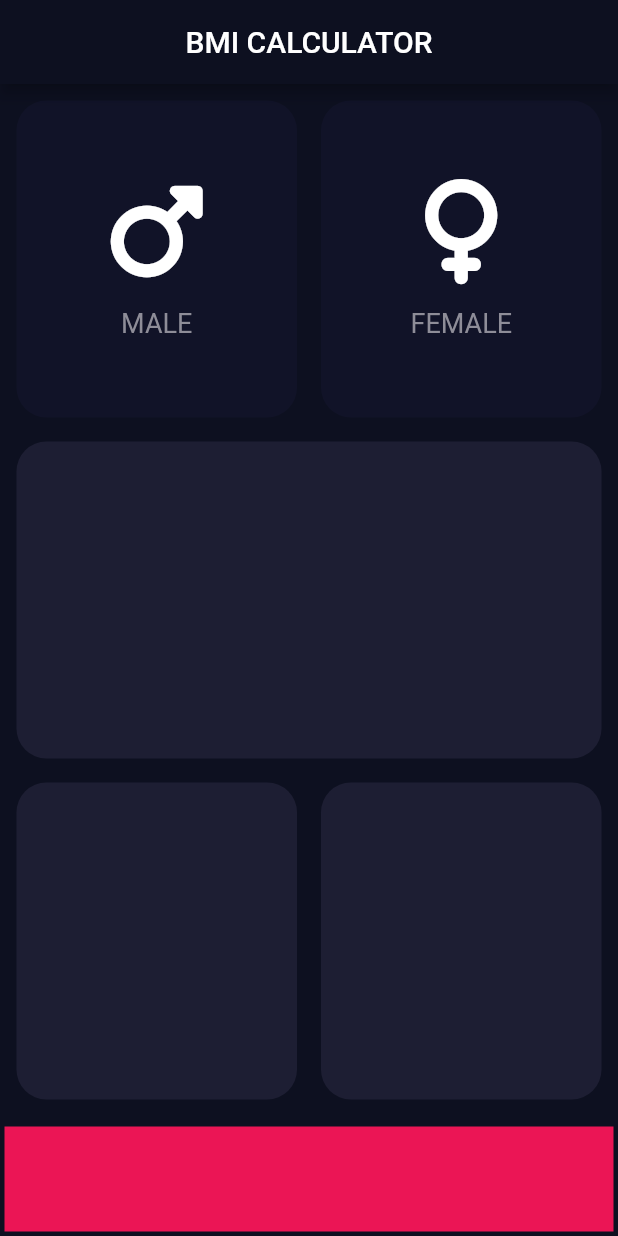
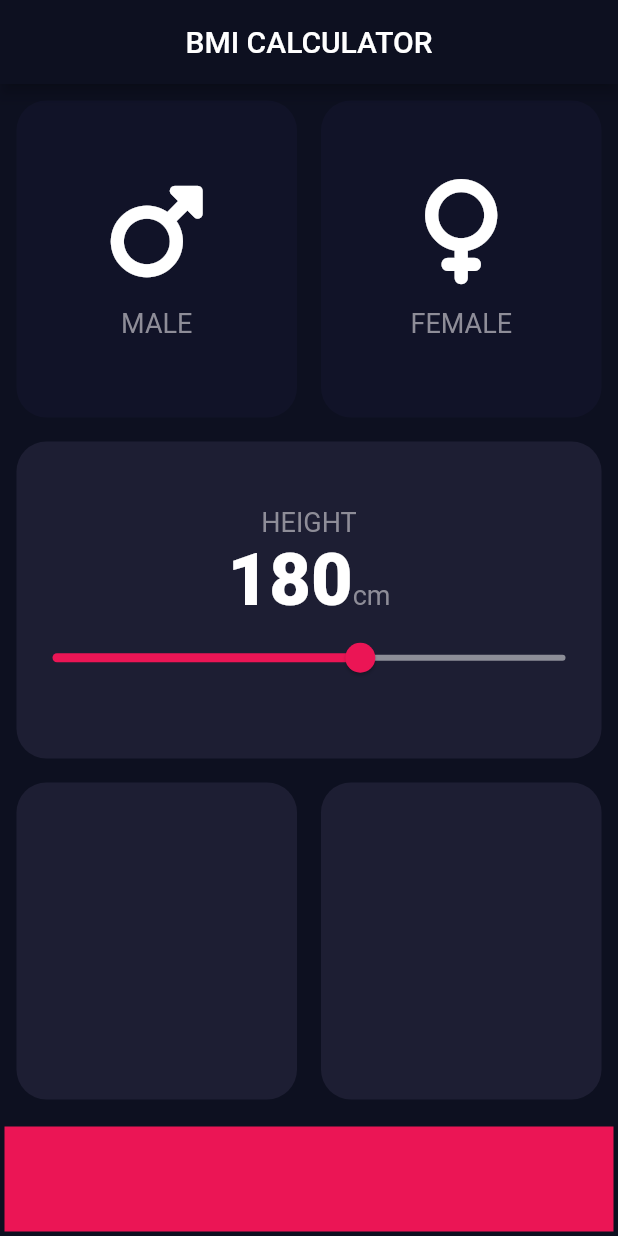
Before and after one commit to Bamidele1234/bmi_calculator, a Flutter app: the screen it shows after launch, on a phone screen of 412 x 824 dp. Run offline on Flutter 3.47's test engine with Material 2 defaults, Android fonts, the phone set to English and light mode, and no system bars; our stand-ins replace font_awesome_flutter.

Commit message:
Added the slider card

```diff
--- a/lib/card_content.dart
+++ b/lib/card_content.dart
@@ -1,10 +1,5 @@
 import 'package:flutter/material.dart';
-
-/// My own customizable textStyle
-const myTextStyle = TextStyle(
-  fontSize: 18.0,
-  color: Color(0XFF8E8D98),
-);
+import 'constants.dart';
 
 class CardContent extends StatelessWidget {
   const CardContent({
@@ -30,7 +25,7 @@ class CardContent extends StatelessWidget {
         ),
         Text(
           gender,
-          style: myTextStyle,
+          style: kmyTextStyle,
         ),
       ],
     );
--- /dev/null
+++ b/lib/constants.dart
@@ -0,0 +1,19 @@
+import 'package:flutter/material.dart';
+
+// Define Universal variables
+double kbrd = 20.0, kmrg = 8.0, kbch = 70;
+const kactiveColor = Color(0xFF1D1E33);
+const kinactiveColor = Color(0xFF111328);
+const kbtnColor = Color(0xFFEB1555);
+
+/// My own customizable textStyle
+const kmyTextStyle = TextStyle(
+  fontSize: 18.0,
+  color: Color(0XFF8E8D98),
+);
+
+/// My own customizable numberStyle
+const kmyNumStyle = TextStyle(
+  fontSize: 48.0,
+  fontWeight: FontWeight.w900,
+);
--- a/lib/input_page.dart
+++ b/lib/input_page.dart
@@ -2,12 +2,7 @@ import 'package:flutter/material.dart';
 import 'package:bmi_calculator/reusable_card.dart';
 import 'card_content.dart';
 import 'package:font_awesome_flutter/font_awesome_flutter.dart';
-
-// Define Universal variables
-double brd = 20.0, mrg = 8.0, bch = 70;
-const activeColor = Color(0xFF1D1E33);
-const inactiveColor = Color(0xFF111328);
-const btnColor = Color(0xFFEB1555);
+import 'constants.dart';
 
 /// Enum types for gender
 enum Gender { male, female }
@@ -21,6 +16,7 @@ class InputPage extends StatefulWidget {
 
 class _InputPageState extends State<InputPage> {
   Gender? selectedGender;
+  int height = 180;
 
   @override
   Widget build(BuildContext context) {
@@ -33,7 +29,6 @@ class _InputPageState extends State<InputPage> {
         padding: const EdgeInsets.symmetric(horizontal: 3, vertical: 3),
         child: Column(
           crossAxisAlignment: CrossAxisAlignment.stretch,
-          mainAxisSize: MainAxisSize.max,
           children: [
             Expanded(
               child: Row(
@@ -41,11 +36,11 @@ class _InputPageState extends State<InputPage> {
                   Expanded(
                     // 0xFF1D1E33
                     child: ReusableCard(
-                      mrg: mrg,
+                      mrg: kmrg,
                       myColor: selectedGender == Gender.male
-                          ? activeColor
-                          : inactiveColor,
-                      brd: brd,
+                          ? kactiveColor
+                          : kinactiveColor,
+                      brd: kbrd,
                       onPressed: () {
                         setState(() {
                           selectedGender = Gender.male;
@@ -57,11 +52,11 @@ class _InputPageState extends State<InputPage> {
                   ),
                   Expanded(
                     child: ReusableCard(
-                      mrg: mrg,
+                      mrg: kmrg,
                       myColor: selectedGender == Gender.female
-                          ? activeColor
-                          : inactiveColor,
-                      brd: brd,
+                          ? kactiveColor
+                          : kinactiveColor,
+                      brd: kbrd,
                       onPressed: () {
                         setState(() {
                           selectedGender = Gender.female;
@@ -75,24 +70,64 @@ class _InputPageState extends State<InputPage> {
               ),
             ),
             Expanded(
-              child: ReusableCard(mrg: mrg, myColor: activeColor, brd: brd),
+              child: ReusableCard(
+                mrg: kmrg,
+                myColor: kactiveColor,
+                brd: kbrd,
+                cardChild: Column(
+                  mainAxisAlignment: MainAxisAlignment.center,
+                  children: [
+                    const Text(
+                      'HEIGHT',
+                      style: kmyTextStyle,
+                    ),
+                    Row(
+                      mainAxisAlignment: MainAxisAlignment.center,
+                      crossAxisAlignment: CrossAxisAlignment.baseline,
+                      textBaseline: TextBaseline.alphabetic,
+                      children: [
+                        Text(
+                          height.toString(),
+                          style: kmyNumStyle,
+                        ),
+                        const Text(
+                          'cm',
+                          style: kmyTextStyle,
+                        )
+                      ],
+                    ),
+                    Slider.adaptive(
+                      value: height.toDouble(),
+                      min: 120.0,
+                      max: 220.0,
+                      activeColor: kbtnColor,
+                      inactiveColor: const Color(0xFF8D8E98),
+                      onChanged: (double newValue) {
+                        setState(() {
+                          height = newValue.round();
+                        });
+                      },
+                    )
+                  ],
+                ),
+              ),
             ),
             Expanded(
               child: Row(
                 children: [
                   Expanded(
                       child: ReusableCard(
-                          mrg: mrg, myColor: activeColor, brd: brd)),
+                          mrg: kmrg, myColor: kactiveColor, brd: kbrd)),
                   Expanded(
                       child: ReusableCard(
-                          mrg: mrg, myColor: activeColor, brd: brd))
+                          mrg: kmrg, myColor: kactiveColor, brd: kbrd))
                 ],
               ),
             ),
             Container(
-              color: btnColor,
+              color: kbtnColor,
               margin: const EdgeInsets.only(top: 10.0),
-              height: bch,
+              height: kbch,
             ),
           ],
         ),
```
